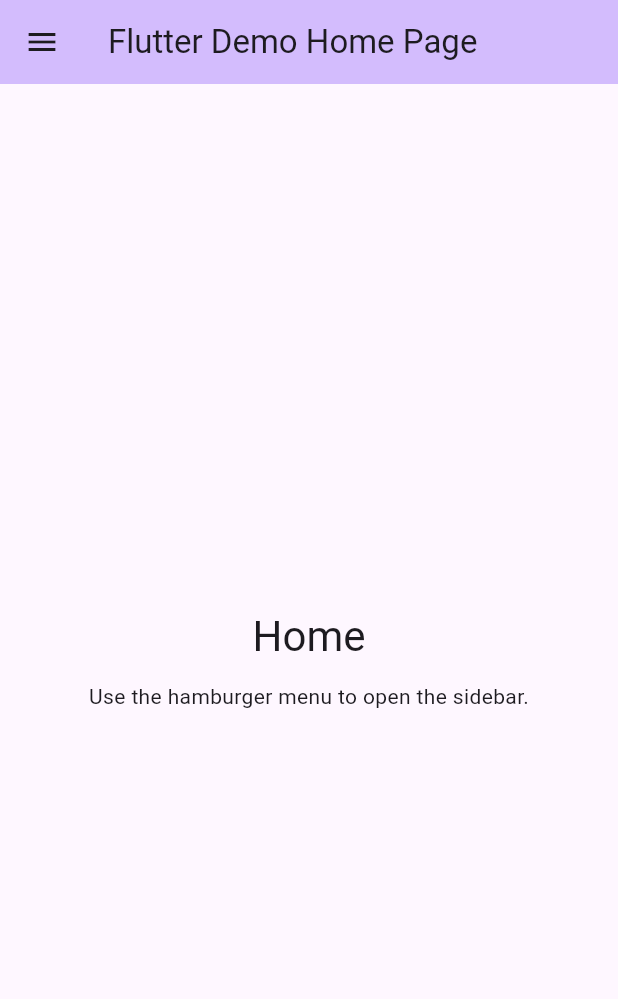
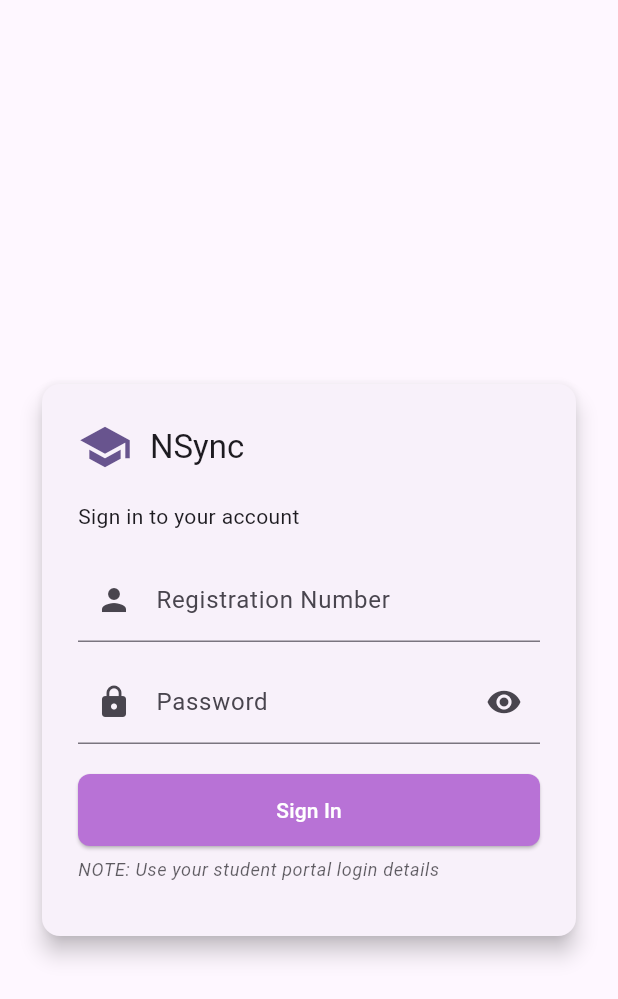
Before and after one commit to devdat2021/NSync, a Flutter app: the screen it shows after launch, on a phone screen of 412 x 824 dp. Shown: the top 999 px of the screen. Run offline on Flutter 3.47's test engine with Material 3 defaults, Android fonts, the phone set to English and light mode, and no system bars; our stand-ins replace cookie_jar, dio, dio_cookie_manager, flutter_secure_storage.

Commit message:
Login page created and persistent credential storage

```diff
--- /dev/null
+++ b/bunk_analysis/lib/core/security/credential_vault.dart
@@ -0,0 +1,25 @@
+import 'package:flutter_secure_storage/flutter_secure_storage.dart';
+
+class CredentialVault {
+  static const storage = FlutterSecureStorage();
+
+  static Future<void> saveCredentials({
+    required String regno,
+    required String password,
+  }) async {
+    await storage.write(key: 'regno', value: regno);
+    await storage.write(key: 'password', value: password);
+  }
+
+  static Future<String?> getRegno() async {
+    return await storage.read(key: 'regno');
+  }
+
+  static Future<String?> getPassword() async {
+    return await storage.read(key: 'password');
+  }
+
+  static Future<void> clearCredentials() async {
+    await storage.deleteAll();
+  }
+}
--- a/bunk_analysis/lib/main.dart
+++ b/bunk_analysis/lib/main.dart
@@ -1,5 +1,6 @@
 import 'package:flutter/material.dart';
 import 'navbar.dart';
+import 'presentation/screens/login_screen.dart';
 
 void main() {
   runApp(const MyApp());
@@ -8,28 +9,56 @@ void main() {
 class MyApp extends StatelessWidget {
   const MyApp({super.key});
 
-  // This widget is the root of your application.
   @override
   Widget build(BuildContext context) {
     return MaterialApp(
-      title: 'Flutter Demo',
+      title: 'NSync',
       theme: ThemeData(
-        colorScheme: ColorScheme.fromSeed(seedColor: Colors.deepPurple),
+        useMaterial3: true,
+        colorScheme: ColorScheme.fromSeed(
+          seedColor: Colors.deepPurple,
+          brightness: Brightness.light,
+        ),
       ),
-      home: const MyHomePage(title: 'Flutter Demo Home Page'),
+      // darkTheme: ThemeData.dark(),
+      // 2. The dark theme config
+      // darkTheme: ThemeData(
+      //   useMaterial3: true,
+      //   colorScheme: ColorScheme.fromSeed(
+      //     seedColor: Colors.deepPurple,
+      //     brightness: Brightness.dark,
+      //   ),
+      // ),
+
+      // 3. Tells Flutter to automatically switch based on device settings
+      themeMode: ThemeMode.system,
+      // theme: ThemeData(
+      //   useMaterial3: true,
+      //   colorScheme: ColorScheme.fromSeed(
+      //     seedColor: const Color.fromARGB(255, 118, 193, 222),
+      //     brightness: Brightness.dark, // This forces the dark theme palette
+      //   ),
+      // ),
+      // theme: ThemeData(
+      //   colorScheme: ColorScheme.fromSeed(
+      //     seedColor: const Color.fromARGB(255, 224, 147, 147),
+      //   ),
+      // ),
+      // home: const HomePage(title: 'NSync'),
+      home: const LoginScreen(),
     );
   }
 }
 
-class MyHomePage extends StatefulWidget {
-  const MyHomePage({super.key, required this.title});
+class HomePage extends StatefulWidget {
+  const HomePage({super.key, required this.title});
   final String title;
 
   @override
-  State<MyHomePage> createState() => _MyHomePageState();
+  State<HomePage> createState() => _MyHomePageState();
 }
 
-class _MyHomePageState extends State<MyHomePage> {
+class _MyHomePageState extends State<HomePage> {
   String _selectedSection = 'Home';
 
   void _selectSection(String section) {
@@ -54,7 +83,6 @@ class _MyHomePageState extends State<MyHomePage> {
         userEmail: 'john@example.com',
         userMobile: '+1 555 0100',
         usn: 'NNM24IS145',
-        profileImageUrl: null,
         onSectionSelected: _selectSection,
         onLogout: _handleLogout,
       ),
--- /dev/null
+++ b/bunk_analysis/lib/presentation/screens/login_screen.dart
@@ -0,0 +1,212 @@
+import 'package:flutter/material.dart';
+import '../../core/security/credential_vault.dart';
+import '../../data/providers/portal_scrapper.dart';
+
+class LoginScreen extends StatefulWidget {
+  const LoginScreen({super.key});
+
+  @override
+  State<LoginScreen> createState() => _LoginScreenState();
+}
+
+class _LoginScreenState extends State<LoginScreen> {
+  final _formKey = GlobalKey<FormState>();
+  final _regnoController = TextEditingController();
+  final _passwordController = TextEditingController();
+  bool _isLoading = false;
+  bool _obscurePassword = true;
+
+  @override
+  void dispose() {
+    _regnoController.dispose();
+    _passwordController.dispose();
+    super.dispose();
+  }
+
+  void _submit() async {
+    if (!_formKey.currentState!.validate()) return;
+    setState(() => _isLoading = true);
+
+    final regno = _regnoController.text.trim();
+    final password = _passwordController.text;
+
+    bool success = false;
+    try {
+      success = await PortalApi().login(regno: regno, password: password);
+    } catch (e) {
+      success = false;
+    }
+
+    setState(() => _isLoading = false);
+
+    if (success) {
+      await CredentialVault.saveCredentials(regno: regno, password: password);
+      ScaffoldMessenger.of(
+        context,
+      ).showSnackBar(const SnackBar(content: Text('Login successful')));
+      // Optionally save credentials here if you have a secure vault:
+      // await CredentialVault.saveCredentials(regno: regno, password: password);
+    } else {
+      ScaffoldMessenger.of(context).showSnackBar(
+        const SnackBar(
+          content: Text('Invalid registration number or password'),
+        ),
+      );
+    }
+  }
+
+  @override
+  Widget build(BuildContext context) {
+    final theme = Theme.of(context);
+
+    return Scaffold(
+      backgroundColor: theme.colorScheme.background,
+      appBar: AppBar(
+        elevation: 0,
+        backgroundColor: theme.colorScheme.background,
+        iconTheme: theme.iconTheme,
+      ),
+      body: Center(
+        child: SingleChildScrollView(
+          padding: const EdgeInsets.symmetric(horizontal: 24.0, vertical: 16.0),
+          child: ConstrainedBox(
+            constraints: const BoxConstraints(maxWidth: 480),
+            child: Card(
+              elevation: 6,
+              shape: RoundedRectangleBorder(
+                borderRadius: BorderRadius.circular(12),
+              ),
+              child: Padding(
+                padding: const EdgeInsets.all(24.0),
+                child: Column(
+                  mainAxisSize: MainAxisSize.min,
+                  crossAxisAlignment: CrossAxisAlignment.stretch,
+                  children: [
+                    Row(
+                      children: [
+                        Icon(
+                          Icons.school,
+                          size: 36,
+                          color: theme.colorScheme.primary,
+                        ),
+                        const SizedBox(width: 12),
+                        Text('NSync', style: theme.textTheme.titleLarge),
+                      ],
+                    ),
+                    const SizedBox(height: 18),
+                    Text(
+                      'Sign in to your account',
+                      style: theme.textTheme.bodyMedium,
+                    ),
+                    const SizedBox(height: 18),
+
+                    Form(
+                      key: _formKey,
+                      child: Column(
+                        children: [
+                          TextFormField(
+                            controller: _regnoController,
+                            keyboardType: TextInputType.text,
+                            textInputAction: TextInputAction.next,
+                            decoration: InputDecoration(
+                              labelText: 'Registration Number',
+                              prefixIcon: const Icon(Icons.person),
+                            ),
+                            validator: (v) => (v == null || v.trim().isEmpty)
+                                ? 'Enter registration number'
+                                : null,
+                          ),
+                          const SizedBox(height: 12),
+                          TextFormField(
+                            controller: _passwordController,
+                            obscureText: _obscurePassword,
+                            textInputAction: TextInputAction.done,
+                            decoration: InputDecoration(
+                              labelText: 'Password',
+                              prefixIcon: const Icon(Icons.lock),
+                              suffixIcon: IconButton(
+                                icon: Icon(
+                                  _obscurePassword
+                                      ? Icons.visibility
+                                      : Icons.visibility_off,
+                                ),
+                                onPressed: () => setState(
+                                  () => _obscurePassword = !_obscurePassword,
+                                ),
+                              ),
+                            ),
+                            validator: (v) => (v == null || v.isEmpty)
+                                ? 'Enter password'
+                                : null,
+                          ),
+                        ],
+                      ),
+                    ),
+
+                    const SizedBox(height: 20),
+                    _isLoading
+                        ? Center(
+                            child: CircularProgressIndicator(
+                              valueColor: AlwaysStoppedAnimation(
+                                theme.colorScheme.primary,
+                              ),
+                            ),
+                          )
+                        : ElevatedButton(
+                            onPressed: _submit,
+                            style: ElevatedButton.styleFrom(
+                              backgroundColor: Color.lerp(
+                                theme.colorScheme.inversePrimary,
+                                Colors.purple,
+                                0.5,
+                              ),
+                              foregroundColor: Colors.white,
+                              padding: const EdgeInsets.symmetric(vertical: 14),
+                              shape: RoundedRectangleBorder(
+                                borderRadius: BorderRadius.circular(8),
+                              ),
+                            ),
+                            child: Text(
+                              'Sign In',
+                              style: theme.textTheme.labelLarge?.copyWith(
+                                color: theme.colorScheme.onPrimary,
+                              ),
+                            ),
+                          ),
+
+                    const SizedBox(height: 8),
+                    Align(
+                      alignment: Alignment.centerLeft,
+                      child: Text(
+                        'NOTE: Use your student portal login details',
+                        style: theme.textTheme.bodySmall?.copyWith(
+                          color: theme.colorScheme.onSurface.withOpacity(0.7),
+                          fontStyle: FontStyle.italic,
+                        ),
+                      ),
+                    ),
+
+                    const SizedBox(height: 12),
+                    // Row(
+                    //   mainAxisAlignment: MainAxisAlignment.spaceBetween,
+                    //   children: [
+                    //     TextButton(
+                    //       onPressed: () {},
+                    //       child: const Text('Forgot password?'),
+                    //     ),
+                    //     TextButton(
+                    //       onPressed: () {},
+                    //       child: const Text('Create account'),
+                    //     ),
+                    //   ],
+                    // ),
+                  ],
+                ),
+              ),
+            ),
+          ),
+        ),
+      ),
+    );
+  }
+}
--- a/bunk_analysis/pubspec.yaml
+++ b/bunk_analysis/pubspec.yaml
@@ -30,6 +30,10 @@ environment:
 dependencies:
   flutter:
     sdk: flutter
+  dio: ^5.0.0
+  dio_cookie_manager: ^3.0.0
+  cookie_jar: ^4.0.0
+  flutter_secure_storage: ^9.2.2
 
   # The following adds the Cupertino Icons font to your application.
   # Use with the CupertinoIcons class for iOS style icons.
```
Also changed, not shown: FileStructure.txt (added, +27 -0 lines), bunk_analysis/lib/data/providers/portal_scrapper.dart (added, +79 -0 lines), bunk_analysis/lib/navbar.dart (+4 -9 lines), bunk_analysis/lib/data/models/course_attendance.dart (added), bunk_analysis/pubspec.lock, 7 other files.
